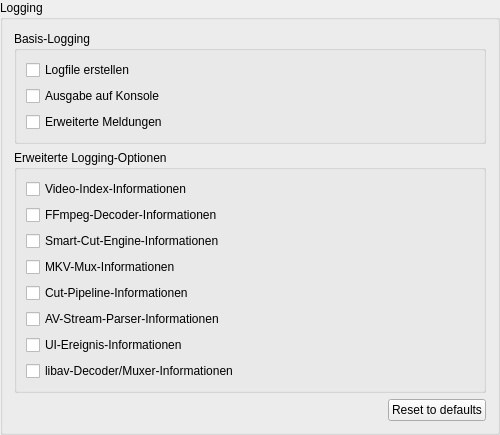
Above: ui/ttcutsettingslogging.ui from MINIXJR/TTCut-ng before the change. Below: the same form after it.
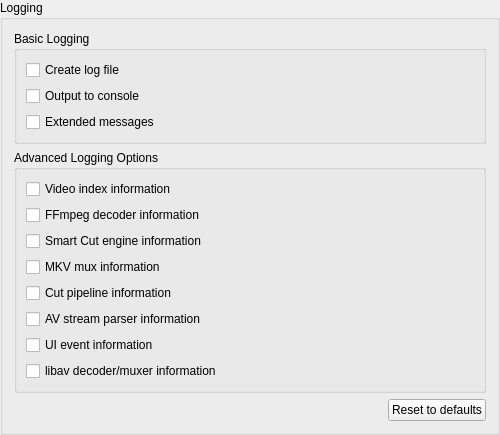
That is the form after the change.

What changed in the file:
```diff
--- a/ui/ttcutsettingslogging.ui
+++ b/ui/ttcutsettingslogging.ui
@@ -9,24 +9,24 @@
   <layout class="QVBoxLayout">
    <item>
     <widget class="QGroupBox" name="gbLogBase">
-     <property name="title"><string>Basis-Logging</string></property>
+     <property name="title"><string>Basic Logging</string></property>
      <layout class="QVBoxLayout">
       <item>
        <widget class="QCheckBox" name="cbCreateLog">
-        <property name="text"><string>Logfile erstellen</string></property>
-        <property name="toolTip"><string>Logfile schreiben (Pfad in 'Pfade'-Kategorie).</string></property>
+        <property name="text"><string>Create log file</string></property>
+        <property name="toolTip"><string>Write a log file (path set in the 'Paths' category).</string></property>
        </widget>
       </item>
       <item>
        <widget class="QCheckBox" name="cbLogConsole">
-        <property name="text"><string>Ausgabe auf Konsole</string></property>
-        <property name="toolTip"><string>Log-Ausgabe zusätzlich zur Datei auf die Konsole/Terminal.</string></property>
+        <property name="text"><string>Output to console</string></property>
+        <property name="toolTip"><string>Log output to the console/terminal in addition to the file.</string></property>
        </widget>
       </item>
       <item>
        <widget class="QCheckBox" name="cbLogExtended">
-        <property name="text"><string>Erweiterte Meldungen</string></property>
-        <property name="toolTip"><string>Auch INFO- und DEBUG-Meldungen ins Log schreiben statt nur Warnungen und Fehler. Setzt logLevel = ALL statt MINIMAL.</string></property>
+        <property name="text"><string>Extended messages</string></property>
+        <property name="toolTip"><string>Also write INFO and DEBUG messages to the log instead of only warnings and errors. Sets logLevel = ALL instead of MINIMAL.</string></property>
        </widget>
       </item>
      </layout>
@@ -34,54 +34,54 @@
    </item>
    <item>
     <widget class="QGroupBox" name="gbLogPlus">
-     <property name="title"><string>Erweiterte Logging-Optionen</string></property>
+     <property name="title"><string>Advanced Logging Options</string></property>
      <layout class="QVBoxLayout">
       <item>
        <widget class="QCheckBox" name="cbLogPlusVideoIndex">
-        <property name="text"><string>Video-Index-Informationen</string></property>
-        <property name="toolTip"><string>Detaillierte Meldungen beim Aufbau des Video-Index.</string></property>
+        <property name="text"><string>Video index information</string></property>
+        <property name="toolTip"><string>Detailed messages while building the video index.</string></property>
        </widget>
       </item>
       <item>
        <widget class="QCheckBox" name="cbLogPlusFFmpegDecoder">
-        <property name="text"><string>FFmpeg-Decoder-Informationen</string></property>
-        <property name="toolTip"><string>FFmpeg-Decoder-Operationen (Seek, Decode, Flush) detailliert loggen.</string></property>
+        <property name="text"><string>FFmpeg decoder information</string></property>
+        <property name="toolTip"><string>Log FFmpeg decoder operations (seek, decode, flush) in detail.</string></property>
        </widget>
       </item>
       <item>
        <widget class="QCheckBox" name="cbLogPlusSmartCut">
-        <property name="text"><string>Smart-Cut-Engine-Informationen</string></property>
-        <property name="toolTip"><string>Smart-Cut-Pipeline-Details (Re-Encode-Entscheidungen, GOP-Analyse, NAL-Patching) loggen.</string></property>
+        <property name="text"><string>Smart Cut engine information</string></property>
+        <property name="toolTip"><string>Log Smart Cut pipeline details (re-encode decisions, GOP analysis, NAL patching).</string></property>
        </widget>
       </item>
       <item>
        <widget class="QCheckBox" name="cbLogPlusMkvMux">
-        <property name="text"><string>MKV-Mux-Informationen</string></property>
-        <property name="toolTip"><string>MKV-Muxing-Operationen (Stream-Setup, Block-Schreiben) loggen.</string></property>
+        <property name="text"><string>MKV mux information</string></property>
+        <property name="toolTip"><string>Log MKV muxing operations (stream setup, block writing).</string></property>
        </widget>
       </item>
       <item>
        <widget class="QCheckBox" name="cbLogPlusCutPipeline">
-        <property name="text"><string>Cut-Pipeline-Informationen</string></property>
-        <property name="toolTip"><string>Cut-Pipeline-Hauptpfad (data/ Klassen) detailliert loggen.</string></property>
+        <property name="text"><string>Cut pipeline information</string></property>
+        <property name="toolTip"><string>Log the cut pipeline main path (data/ classes) in detail.</string></property>
        </widget>
       </item>
       <item>
        <widget class="QCheckBox" name="cbLogPlusAVStream">
-        <property name="text"><string>AV-Stream-Parser-Informationen</string></property>
-        <property name="toolTip"><string>AV-Stream-Parser-Operationen (NAL-Detection, Frame-Index-Aufbau) loggen.</string></property>
+        <property name="text"><string>AV stream parser information</string></property>
+        <property name="toolTip"><string>Log AV stream parser operations (NAL detection, frame index building).</string></property>
        </widget>
       </item>
       <item>
        <widget class="QCheckBox" name="cbLogPlusUI">
-        <property name="text"><string>UI-Ereignis-Informationen</string></property>
-        <property name="toolTip"><string>GUI-Action-Details (Button-Klicks, Position-Änderungen) loggen.</string></property>
+        <property name="text"><string>UI event information</string></property>
+        <property name="toolTip"><string>Log GUI action details (button clicks, position changes).</string></property>
        </widget>
       </item>
       <item>
        <widget class="QCheckBox" name="cbLogPlusLibav">
-        <property name="text"><string>libav-Decoder/Muxer-Informationen</string></property>
-        <property name="toolTip"><string>libav-Decoder/-Muxer-Interna durchreichen (sehr verbose).</string></property>
+        <property name="text"><string>libav decoder/muxer information</string></property>
+        <property name="toolTip"><string>Pass through libav decoder/muxer internals (very verbose).</string></property>
        </widget>
       </item>
      </layout>
```
